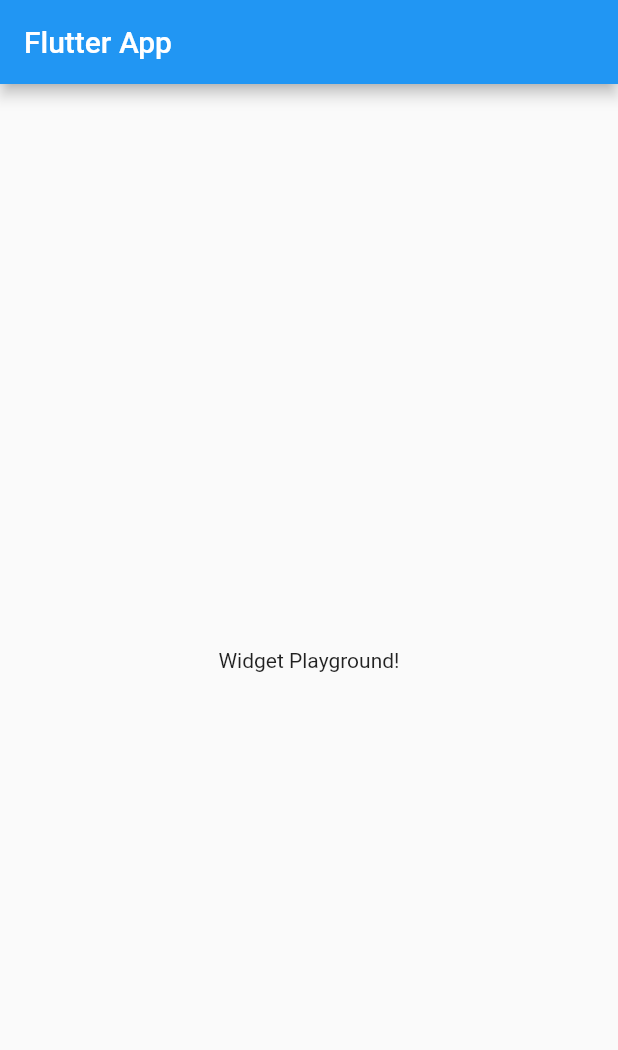
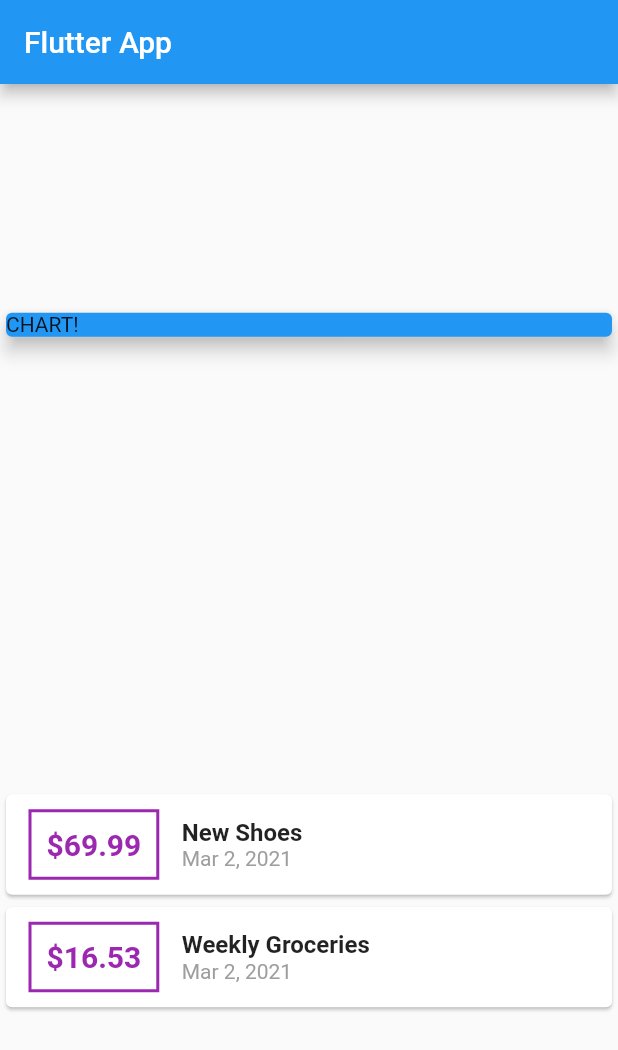
Before and after one commit to emeban44/expense_planner_app, a Flutter app: the screen it shows after launch, on a phone screen of 412 x 824 dp. Shown: the top 1050 px of the screen. Run offline on Flutter 3.47's test engine with Material 2 defaults, Android fonts, the phone set to English and light mode, and no system bars.

Commit message:
basic styling done

```diff
--- a/lib/main.dart
+++ b/lib/main.dart
@@ -1,4 +1,6 @@
+import 'transaction.dart';
 import 'package:flutter/material.dart';
+import 'package:intl/intl.dart';
 
 void main() => runApp(MyApp());
 
@@ -13,14 +15,89 @@ class MyApp extends StatelessWidget {
 }
 
 class MyHomePage extends StatelessWidget {
+  final List<Transaction> transactions = [
+    Transaction(
+      id: 't1',
+      title: 'New Shoes',
+      amount: 69.99,
+      date: DateTime.now(),
+    ),
+    Transaction(
+      id: 't2',
+      title: 'Weekly Groceries',
+      amount: 16.53,
+      date: DateTime.now(),
+    ),
+  ];
+
   @override
   Widget build(BuildContext context) {
     return Scaffold(
       appBar: AppBar(
         title: Text('Flutter App'),
       ),
-      body: Center(
-        child: Text('Widget Playground!'),
+      body: Column(
+        mainAxisAlignment: MainAxisAlignment.spaceAround,
+        crossAxisAlignment: CrossAxisAlignment.stretch,
+        children: <Widget>[
+          Container(
+            width: double.infinity,
+            child: Card(
+              color: Colors.blue,
+              child: Text("CHART!"),
+              elevation: 5,
+            ),
+          ),
+          Column(
+            children: transactions.map((tx) {
+              return Card(
+                child: Row(
+                  children: [
+                    Container(
+                      margin: EdgeInsets.symmetric(
+                        vertical: 10,
+                        horizontal: 15,
+                      ),
+                      decoration: BoxDecoration(
+                        border: Border.all(
+                          color: Colors.purple,
+                          width: 2,
+                        ),
+                      ),
+                      padding: EdgeInsets.all(10),
+                      child: Text(
+                        '\$${tx.amount}',
+                        style: TextStyle(
+                          fontWeight: FontWeight.bold,
+                          fontSize: 20,
+                          color: Colors.purple,
+                        ),
+                      ),
+                    ),
+                    Column(
+                      crossAxisAlignment: CrossAxisAlignment.start,
+                      children: [
+                        Text(
+                          tx.title,
+                          style: TextStyle(
+                            fontSize: 16,
+                            fontWeight: FontWeight.bold,
+                          ),
+                        ),
+                        Text(
+                          DateFormat.yMMMd().format(tx.date),
+                          style: TextStyle(
+                            color: Colors.grey,
+                          ),
+                        ),
+                      ],
+                    ),
+                  ],
+                ),
+              );
+            }).toList(),
+          )
+        ],
       ),
     );
   }
--- /dev/null
+++ b/lib/transaction.dart
@@ -0,0 +1,14 @@
+import 'package:flutter/foundation.dart';
+
+class Transaction {
+  final String id;
+  final String title;
+  final double amount;
+  final DateTime date;
+
+  Transaction(
+      {@required this.id,
+      @required this.title,
+      @required this.amount,
+      @required this.date});
+}
--- a/pubspec.yaml
+++ b/pubspec.yaml
@@ -23,6 +23,7 @@ environment:
 dependencies:
   flutter:
     sdk: flutter
+  intl: ^0.16.1
 
 
   # The following adds the Cupertino Icons font to your application.
```
Also changed, not shown: pubspec.lock, 1 other file.
